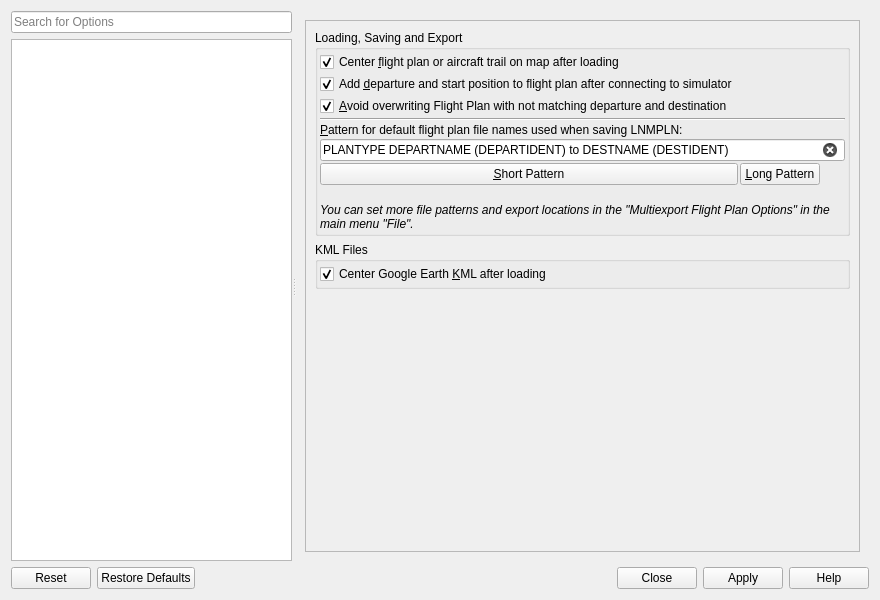
Above: src/options/optionsdialog.ui from albar965/littlenavmap before the change. Below: the same form after it.
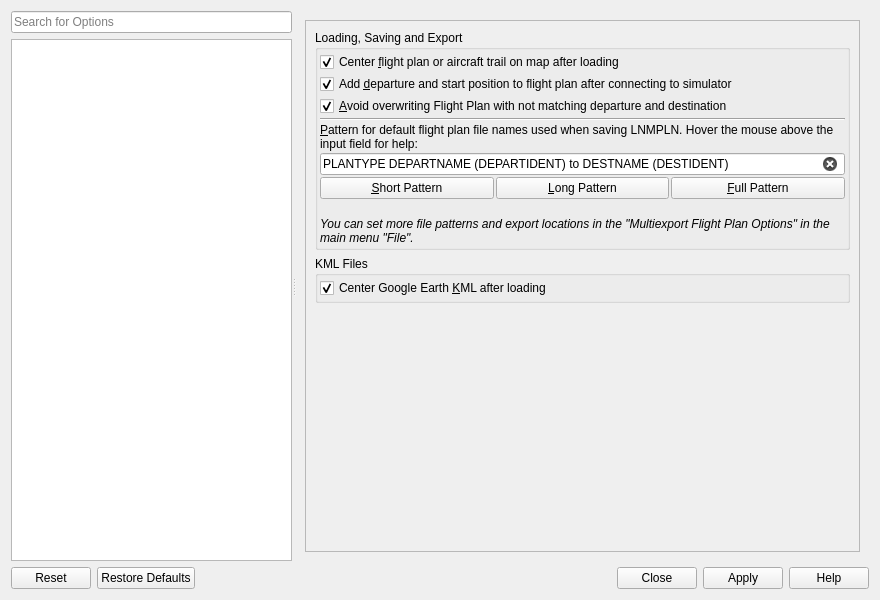
That is the form after the change. The open tabs and pages were chosen to show the change. Icons and pictures are not drawn.

Commit message:
Added parameter AIRCRAFTTYPE to flight plan file name pattern
Added "Full pattern" in options on page file.
The AIRCRAFTTYPE keyword is replaced with the ICAO type designator for aircraft in the filenname
pattern.

What changed in the file:
```diff
--- a/src/options/optionsdialog.ui
+++ b/src/options/optionsdialog.ui
@@ -66,7 +66,7 @@
      </widget>
      <widget class="QStackedWidget" name="stackedWidgetOptions">
       <property name="currentIndex">
-       <number>27</number>
+       <number>4</number>
       </property>
       <widget class="QWidget" name="stackedWidgetOptionsStartup">
        <layout class="QVBoxLayout" name="verticalLayout_41">
@@ -80,8 +80,8 @@
             <rect>
              <x>0</x>
              <y>0</y>
-             <width>525</width>
-             <height>499</height>
+             <width>586</width>
+             <height>531</height>
             </rect>
            </property>
            <layout class="QVBoxLayout" name="verticalLayout_21">
@@ -437,8 +437,8 @@
             <rect>
              <x>0</x>
              <y>0</y>
-             <width>514</width>
-             <height>373</height>
+             <width>586</width>
+             <height>531</height>
             </rect>
            </property>
            <layout class="QVBoxLayout" name="verticalLayout_22">
@@ -630,8 +630,8 @@
             <rect>
              <x>0</x>
              <y>0</y>
-             <width>419</width>
-             <height>910</height>
+             <width>572</width>
+             <height>893</height>
             </rect>
            </property>
            <layout class="QVBoxLayout" name="verticalLayout_23">
@@ -1228,8 +1228,8 @@
             <rect>
              <x>0</x>
              <y>0</y>
-             <width>569</width>
-             <height>445</height>
+             <width>586</width>
+             <height>531</height>
             </rect>
            </property>
            <layout class="QGridLayout" name="gridLayout_36">
@@ -1588,8 +1588,8 @@
             <rect>
              <x>0</x>
              <y>0</y>
-             <width>566</width>
-             <height>401</height>
+             <width>586</width>
+             <height>531</height>
             </rect>
            </property>
            <layout class="QVBoxLayout" name="verticalLayout_59">
@@ -1598,7 +1598,10 @@
               <property name="title">
                <string>Loading, Saving and Export</string>
               </property>
-              <layout class="QGridLayout" name="gridLayout_7">
+              <layout class="QVBoxLayout" name="verticalLayout_30">
+               <property name="spacing">
+                <number>2</number>
+               </property>
                <property name="leftMargin">
                 <number>2</number>
                </property>
@@ -1611,53 +1614,7 @@
                <property name="bottomMargin">
                 <number>2</number>
                </property>
-               <property name="spacing">
-                <number>2</number>
-               </property>
-               <item row="6" column="1">
-                <widget class="QPushButton" name="pushButtonOptionsRouteFilenameLong">
-                 <property name="toolTip">
-                  <string>Set flight plan file pattern to long name &quot;PLANTYPE DEPARTNAME (DEPARTIDENT) to DESTNAME (DESTIDENT)&quot;
-Example: &quot;IFR Frankfurt Am Main (EDDF) to Fiumicino (LIRF).lnmpln&quot;</string>
-                 </property>
-                 <property name="text">
-                  <string>&amp;Long Pattern</string>
-                 </property>
-                </widget>
-               </item>
-               <item row="7" column="0" colspan="3">
-                <widget class="QLabel" name="labelOptionsRouteFilenameExample">
-                 <property name="text">
-                  <string/>
-                 </property>
-                 <property name="wordWrap">
-                  <bool>true</bool>
-                 </property>
-                 <property name="margin">
-                  <number>10</number>
-                 </property>
-                 <property name="textInteractionFlags">
-                  <set>Qt::LinksAccessibleByMouse|Qt::TextSelectableByMouse</set>
-                 </property>
-                </widget>
-               </item>
-               <item row="8" column="0" colspan="3">
-                <widget class="QLabel" name="labelOptionsFilePatternsHint">
-                 <property name="text">
-                  <string>&lt;html&gt;&lt;head/&gt;&lt;body&gt;&lt;p&gt;&lt;img src=&quot;:/littlenavmap/resources/icons/bulb.svg&quot;/&gt;&lt;span style=&quot; font-style:italic;&quot;&gt;You can set more file patterns and export locations in the &amp;quot;Multiexport Flight Plan Options&amp;quot; in the main menu &amp;quot;File&amp;quot;.&lt;/span&gt;&lt;/p&gt;&lt;/body&gt;&lt;/html&gt;</string>
-                 </property>
-                 <property name="wordWrap">
-                  <bool>true</bool>
-                 </property>
-                 <property name="margin">
-                  <number>10</number>
-                 </property>
-                 <property name="textInteractionFlags">
-                  <set>Qt::LinksAccessibleByMouse|Qt::TextSelectableByMouse</set>
-                 </property>
-                </widget>
-               </item>
-               <item row="0" column="0" colspan="3">
+               <item>
                 <widget class="QCheckBox" name="checkBoxOptionsGuiCenterRoute">
                  <property name="toolTip">
                   <string>Centers a loaded flight plan or a loaded GPX trail.
@@ -1672,25 +1629,54 @@
                  </property>
                 </widget>
                </item>
-               <item row="6" column="0">
-                <widget class="QPushButton" name="pushButtonOptionsRouteFilenameShort">
+               <item>
+                <widget class="QCheckBox" name="checkBoxOptionsGuiAddDeparture">
                  <property name="toolTip">
-                  <string>Set flight plan file pattern to short name &quot;DEPARTIDENT DESTIDENT&quot;.
-Example: &quot;EDDF LIRF.lnmpln&quot;</string>
+                  <string>Add departure parking, runway or airport to an empty flight plan after connecting to simulator.</string>
                  </property>
                  <property name="text">
-                  <string>&amp;Short Pattern</string>
+                  <string>Add &amp;departure and start position to flight plan after connecting to simulator</string>
                  </property>
+                 <property name="checked">
+                  <bool>true</bool>
+                 </property>
                 </widget>
                </item>
-               <item row="3" column="0" colspan="3">
+               <item>
+                <widget class="QCheckBox" name="checkBoxOptionsGuiAvoidOverwrite">
+                 <property name="toolTip">
+                  <string>Check this option to avoid overwriting flight plans with a new departure or destination after changing these.
+The &quot;Save as&quot; dialog will show up instead of overwriting the current flight plan when you reverse the route for example.</string>
+                 </property>
+                 <property name="text">
+                  <string>&amp;Avoid overwriting Flight Plan with not matching departure and destination</string>
+                 </property>
+                 <property name="checked">
+                  <bool>true</bool>
+                 </property>
+                </widget>
+               </item>
+               <item>
                 <widget class="Line" name="line_19">
                  <property name="orientation">
                   <enum>Qt::Horizontal</enum>
                  </property>
                 </widget>
                </item>
-               <item row="5" column="0" colspan="3">
+               <item>
+                <widget class="QLabel" name="label_9">
+                 <property name="text">
+                  <string>&amp;Pattern for default flight plan file names used when saving LNMPLN. Hover the mouse above the input field for help:</string>
+                 </property>
+                 <property name="wordWrap">
+                  <bool>true</bool>
+                 </property>
+                 <property name="buddy">
+                  <cstring>lineEditOptionsRouteFilename</cstring>
+                 </property>
+                </widget>
+               </item>
+               <item>
                 <widget class="QLineEdit" name="lineEditOptionsRouteFilename">
                  <property name="toolTip">
                   <string extracomment="Do not translate the keywords">Applies to new filenames when saving LNMPLN flight plans.
@@ -1702,6 +1688,7 @@
 DEPARTNAME: Departure airport name
 DESTIDENT: Destination airport ident
 DESTNAME: Destination airport name
+AIRCRAFTTYPE: Aircraft ICAO type designator
 CRUISEALT: Cruise altitude</string>
                  </property>
                  <property name="text">
@@ -1712,41 +1699,72 @@
                  </property>
                 </widget>
                </item>
-               <item row="2" column="0" colspan="3">
-                <widget class="QCheckBox" name="checkBoxOptionsGuiAvoidOverwrite">
-                 <property name="toolTip">
-                  <string>Check this option to avoid overwriting flight plans with a new departure or destination after changing these.
-The &quot;Save as&quot; dialog will show up instead of overwriting the current flight plan when you reverse the route for example.</string>
-                 </property>
+               <item>
+                <layout class="QHBoxLayout" name="horizontalLayout">
+                 <item>
+                  <widget class="QPushButton" name="pushButtonOptionsRouteFilenameShort">
+                   <property name="toolTip">
+                    <string>Set flight plan file pattern to short name &quot;DEPARTIDENT DESTIDENT&quot;.
+Example: &quot;EDDF LIRF.lnmpln&quot;</string>
+                   </property>
+                   <property name="text">
+                    <string>&amp;Short Pattern</string>
+                   </property>
+                  </widget>
+                 </item>
+                 <item>
+                  <widget class="QPushButton" name="pushButtonOptionsRouteFilenameLong">
+                   <property name="toolTip">
+                    <string>Set flight plan file pattern to long name &quot;PLANTYPE DEPARTNAME (DEPARTIDENT) to DESTNAME (DESTIDENT)&quot;
+Example: &quot;IFR Frankfurt Am Main (EDDF) to Fiumicino (LIRF).lnmpln&quot;</string>
+                   </property>
+                   <property name="text">
+                    <string>&amp;Long Pattern</string>
+                   </property>
+                  </widget>
+                 </item>
+                 <item>
+                  <widget class="QPushButton" name="pushButtonOptionsRouteFilenameFull">
+                   <property name="toolTip">
+                    <string>&lt;html&gt;&lt;head/&gt;&lt;body&gt;&lt;p&gt;Set flight plan file pattern to full name &amp;quot;PLANTYPE DEPARTNAME (DEPARTIDENT) to DESTNAME (DESTIDENT) AIRCRAFTTYPE CRUISEALT&amp;quot;&lt;/p&gt;&lt;p&gt;Example: &amp;quot;IFR Frankfurt Am Main (EDDF) to Fiumicino (LIRF) BE58 10000.lnmpln&amp;quot;&lt;/p&gt;&lt;/body&gt;&lt;/html&gt;</string>
+                   </property>
+                   <property name="text">
+                    <string>&amp;Full Pattern</string>
+                   </property>
+                  </widget>
+                 </item>
+                </layout>
+               </item>
+               <item>
+                <widget class="QLabel" name="labelOptionsRouteFilenameExample">
                  <property name="text">
-                  <string>&amp;Avoid overwriting Flight Plan with not matching departure and destination</string>
+                  <string/>
                  </property>
-                 <property name="checked">
+                 <property name="wordWrap">
                   <bool>true</bool>
                  </property>
-                </widget>
-               </item>
-               <item row="4" column="0" colspan="3">
-                <widget class="QLabel" name="label_9">
-                 <property name="text">
-                  <string>&amp;Pattern for default flight plan file names used when saving LNMPLN:</string>
+                 <property name="margin">
+                  <number>10</number>
                  </property>
-                 <property name="buddy">
-                  <cstring>lineEditOptionsRouteFilename</cstring>
+                 <property name="textInteractionFlags">
+                  <set>Qt::LinksAccessibleByMouse|Qt::TextSelectableByMouse</set>
                  </property>
                 </widget>
                </item>
-               <item row="1" column="0">
-                <widget class="QCheckBox" name="checkBoxOptionsGuiAddDeparture">
-                 <property name="toolTip">
-                  <string>Add departure parking, runway or airport to an empty flight plan after connecting to simulator.</string>
-                 </property>
+               <item>
+                <widget class="QLabel" name="labelOptionsFilePatternsHint">
                  <property name="text">
-                  <string>Add &amp;departure and start position to flight plan after connecting to simulator</string>
+                  <string>&lt;html&gt;&lt;head/&gt;&lt;body&gt;&lt;p&gt;&lt;img src=&quot;:/littlenavmap/resources/icons/bulb.svg&quot;/&gt;&lt;span style=&quot; font-style:italic;&quot;&gt;You can set more file patterns and export locations in the &amp;quot;Multiexport Flight Plan Options&amp;quot; in the main menu &amp;quot;File&amp;quot;.&lt;/span&gt;&lt;/p&gt;&lt;/body&gt;&lt;/html&gt;</string>
                  </property>
-                 <property name="checked">
+                 <property name="wordWrap">
                   <bool>true</bool>
                  </property>
+                 <property name="margin">
+                  <number>10</number>
+                 </property>
+                 <property name="textInteractionFlags">
+                  <set>Qt::LinksAccessibleByMouse|Qt::TextSelectableByMouse</set>
+                 </property>
                 </widget>
                </item>
               </layout>
```
Left out of the diff: 2 changed lines with no effect on the pictures. The commit also changes 7 other files.
